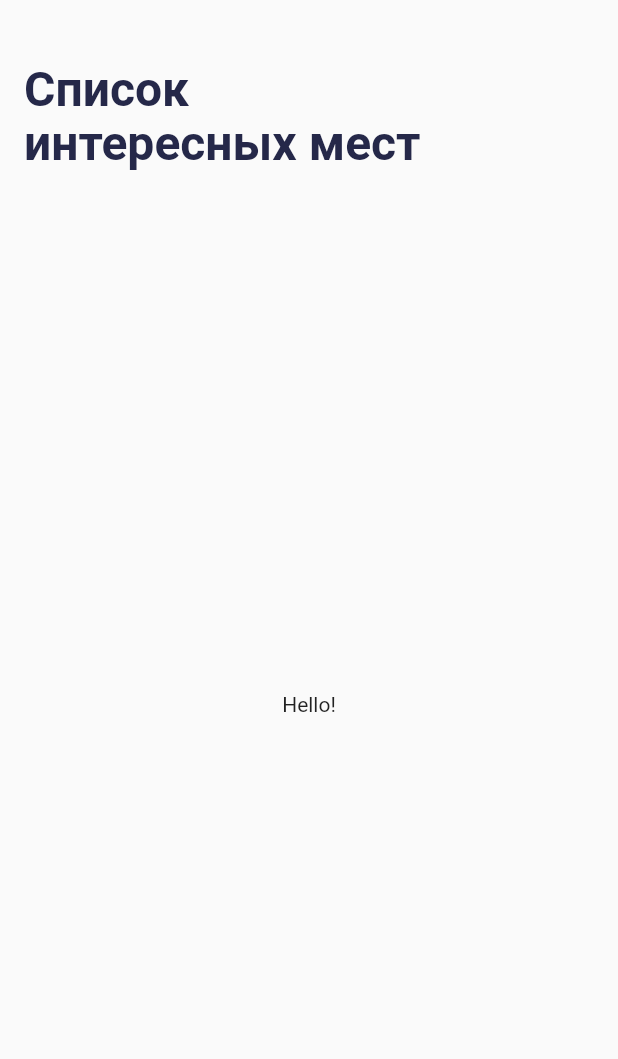
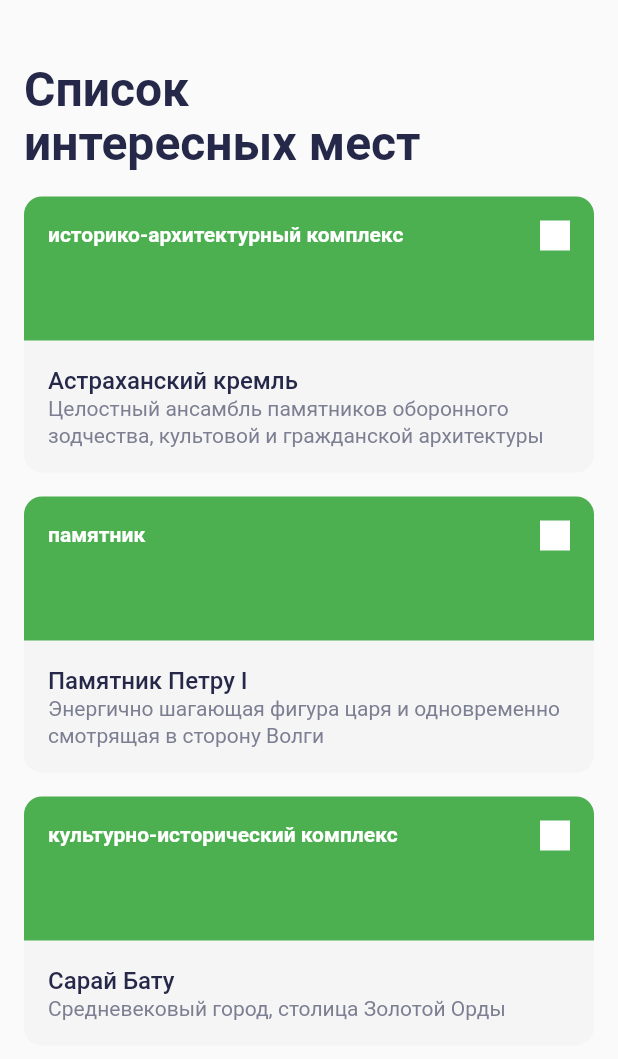
Before and after one commit to lx1ees/places-project-leshchyov, a Flutter app: the screen it shows after launch, on a phone screen of 412 x 824 dp. Shown: the top 1059 px of the screen. Run offline on Flutter 3.47's test engine with Material 2 defaults, Android fonts, the phone set to English and light mode, and no system bars.

Commit message:
Сверстана карточка достопримечательности, отображены в спике на экране

```diff
--- a/lib/constants/app_colors.dart
+++ b/lib/constants/app_colors.dart
@@ -1,9 +1,14 @@
-import 'dart:ui';
+import 'package:flutter/material.dart';
 
 class AppColors {
-  static const Color appBarTitleColor = Color.fromRGBO(37, 40, 73, 1);
+  static const Color secondaryColor = Color.fromRGBO(37, 40, 73, 1);
+  static const Color secondary2Color = Color.fromRGBO(124, 126, 146, 1);
   static const Color appBarTitleFirstLetterOneColor =
       Color.fromRGBO(76, 175, 80, 1);
   static const Color appBarTitleFirstLetterTwoColor =
       Color.fromRGBO(252, 221, 61, 1);
+  static const Color sightCardBackgroundColor =
+      Color.fromRGBO(245, 245, 245, 1);
+  static const Color sightCardImageMockColor = Colors.green;
+  static const Color sightCardIconMockColor = Colors.white;
 }
--- a/lib/constants/app_constants.dart
+++ b/lib/constants/app_constants.dart
@@ -1,3 +1,4 @@
 class AppConstants {
   static const double toolbarHeight = 115;
+  static const double cardBorderRadius = 12.0;
 }
--- a/lib/constants/app_typography.dart
+++ b/lib/constants/app_typography.dart
@@ -3,9 +3,30 @@ import 'package:places/constants/app_colors.dart';
 
 class AppTypography {
   static const TextStyle appBarTitleTextStyle = TextStyle(
-    color: AppColors.appBarTitleColor,
+    color: AppColors.secondaryColor,
     fontSize: 32,
     fontWeight: FontWeight.w700,
     height: 1.125, // = Line Height из Figma / Размер шрифта
   );
+
+  static const TextStyle sightCardTypeTextStyle = TextStyle(
+    color: Colors.white,
+    fontSize: 14,
+    fontWeight: FontWeight.w700,
+    height: 1.286,
+  );
+
+  static const TextStyle sightCardNameTextStyle = TextStyle(
+    color: AppColors.secondaryColor,
+    fontSize: 16,
+    fontWeight: FontWeight.w500,
+    height: 1.25,
+  );
+
+  static const TextStyle sightCardDetailsTextStyle = TextStyle(
+    color: AppColors.secondary2Color,
+    fontSize: 14,
+    fontWeight: FontWeight.w400,
+    height: 1.286,
+  );
 }
--- a/lib/mocks.dart
+++ b/lib/mocks.dart
@@ -8,7 +8,7 @@ const List<Sight> mocks = [
     url: 'some_url',
     details:
         'Целостный ансамбль памятников оборонного зодчества, культовой и гражданской архитектуры',
-    type: 'Историко-архитектурный комплекс',
+    type: 'историко-архитектурный комплекс',
   ),
   Sight(
     name: 'Памятник Петру I',
@@ -17,7 +17,7 @@ const List<Sight> mocks = [
     url: 'some_url',
     details:
         'Энергично шагающая фигура царя и одновременно смотрящая в сторону Волги',
-    type: 'Памятник',
+    type: 'памятник',
   ),
   Sight(
     name: 'Сарай Бату',
@@ -25,6 +25,6 @@ const List<Sight> mocks = [
     lon: 47.37320713068174,
     url: 'some_url',
     details: 'Средневековый город, столица Золотой Орды',
-    type: 'Культурно-исторический комплекс',
+    type: 'культурно-исторический комплекс',
   ),
 ];
--- /dev/null
+++ b/lib/ui/screen/sight_card.dart
@@ -0,0 +1,39 @@
+import 'package:flutter/material.dart';
+import 'package:places/constants/app_colors.dart';
+import 'package:places/constants/app_constants.dart';
+import 'package:places/domain/sight.dart';
+import 'package:places/ui/screen/sight_card_bottom.dart';
+import 'package:places/ui/screen/sight_card_top.dart';
+
+class SightCard extends StatelessWidget {
+  final Sight sight;
+
+  const SightCard({
+    required this.sight,
+    Key? key,
+  }) : super(key: key);
+
+  @override
+  Widget build(BuildContext context) {
+    return Card(
+      color: AppColors.sightCardBackgroundColor,
+      margin: EdgeInsets.zero,
+      elevation: 0,
+      shape: RoundedRectangleBorder(
+        borderRadius: BorderRadius.circular(AppConstants.cardBorderRadius),
+      ),
+      child: Column(
+        children: [
+          SightCardTop(
+            type: sight.type,
+            url: sight.url,
+          ),
+          SightCardBottom(
+            name: sight.name,
+            details: sight.details,
+          ),
+        ],
+      ),
+    );
+  }
+}
--- /dev/null
+++ b/lib/ui/screen/sight_card_bottom.dart
@@ -0,0 +1,36 @@
+import 'package:flutter/material.dart';
+import 'package:places/constants/app_typography.dart';
+
+class SightCardBottom extends StatelessWidget {
+  final String name;
+  final String details;
+
+  const SightCardBottom({
+    required this.name,
+    required this.details,
+    Key? key,
+  }) : super(key: key);
+
+  @override
+  Widget build(BuildContext context) {
+    return Container(
+      padding: const EdgeInsets.all(16),
+      width: double.infinity,
+      child: Column(
+        crossAxisAlignment: CrossAxisAlignment.start,
+        children: [
+          Text(
+            name,
+            maxLines: 3,
+            overflow: TextOverflow.ellipsis,
+            style: AppTypography.sightCardNameTextStyle,
+          ),
+          Text(
+            details,
+            style: AppTypography.sightCardDetailsTextStyle,
+          ),
+        ],
+      ),
+    );
+  }
+}
--- /dev/null
+++ b/lib/ui/screen/sight_card_top.dart
@@ -0,0 +1,52 @@
+import 'package:flutter/material.dart';
+import 'package:places/constants/app_colors.dart';
+import 'package:places/constants/app_constants.dart';
+import 'package:places/constants/app_typography.dart';
+
+class SightCardTop extends StatelessWidget {
+  final String type;
+  final String url;
+
+  const SightCardTop({
+    required this.type,
+    required this.url,
+    Key? key,
+  }) : super(key: key);
+
+  @override
+  Widget build(BuildContext context) {
+    return Container(
+      height: 96,
+      width: double.infinity,
+      decoration: const BoxDecoration(
+        color: AppColors.sightCardImageMockColor,
+        borderRadius: BorderRadius.only(
+          topLeft: Radius.circular(AppConstants.cardBorderRadius),
+          topRight: Radius.circular(AppConstants.cardBorderRadius),
+        ),
+      ),
+      child: Padding(
+        padding: const EdgeInsets.fromLTRB(16, 16, 16, 0),
+        child: Row(
+          crossAxisAlignment: CrossAxisAlignment.start,
+          mainAxisAlignment: MainAxisAlignment.spaceBetween,
+          children: [
+            Flexible(
+              child: Text(
+                type,
+                maxLines: 1,
+                overflow: TextOverflow.ellipsis,
+                style: AppTypography.sightCardTypeTextStyle,
+              ),
+            ),
+            Container(
+              height: 20,
+              width: 20,
+              color: AppColors.sightCardIconMockColor,
+            ),
+          ],
+        ),
+      ),
+    );
+  }
+}
--- a/lib/ui/screen/sight_list_screen.dart
+++ b/lib/ui/screen/sight_list_screen.dart
@@ -2,6 +2,8 @@ import 'package:flutter/material.dart';
 import 'package:places/constants/app_constants.dart';
 import 'package:places/constants/app_strings.dart';
 import 'package:places/constants/app_typography.dart';
+import 'package:places/mocks.dart';
+import 'package:places/ui/screen/sight_card.dart';
 
 class SightListScreen extends StatefulWidget {
   const SightListScreen({Key? key}) : super(key: key);
@@ -26,8 +28,27 @@ class _SightListScreenState extends State<SightListScreen> {
           ),
         ),
       ),
-      body: const Center(
-        child: Text('Hello!'),
+      body: Container(
+        margin: const EdgeInsets.only(top: 8),
+        child: SingleChildScrollView(
+          child: Column(
+            children: mocks
+                .map(
+                  (sight) => Padding(
+                    /// Указал внутренние отступы родителю (Column'у), так как посчитал, что
+                    /// внешние отступы самой карточке ни к чему, вдруг мы захотим
+                    /// переиспользовать карточку с другими отступами. Поправьте,
+                    /// если неправильно мыслю.
+                    padding: const EdgeInsets.symmetric(
+                      horizontal: 16,
+                      vertical: 8,
+                    ),
+                    child: SightCard(sight: sight),
+                  ),
+                )
+                .toList(),
+          ),
+        ),
       ),
     );
   }
```
